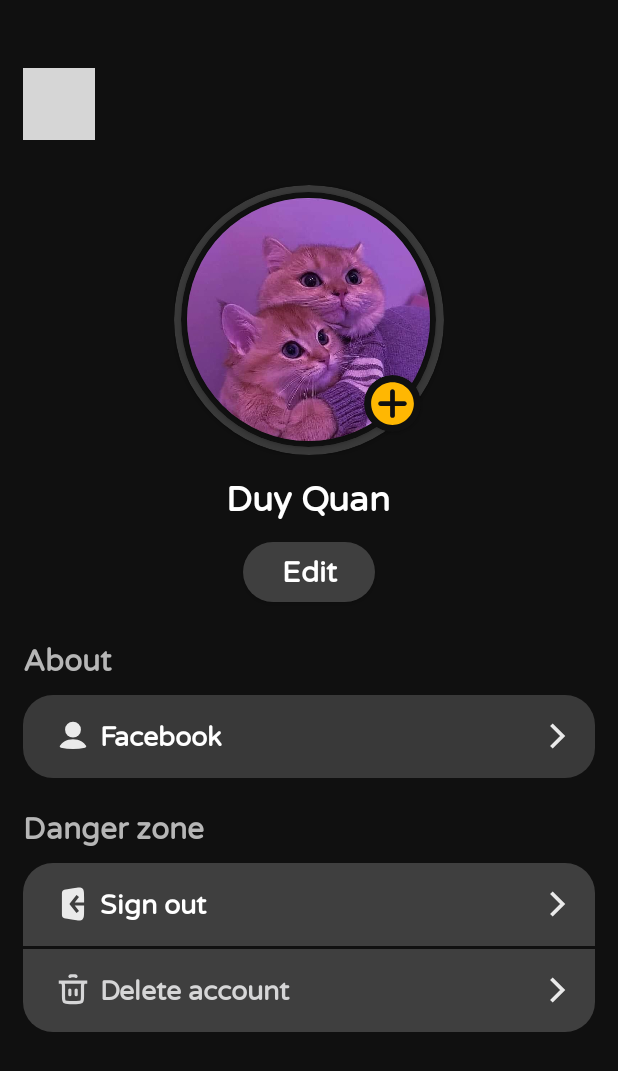
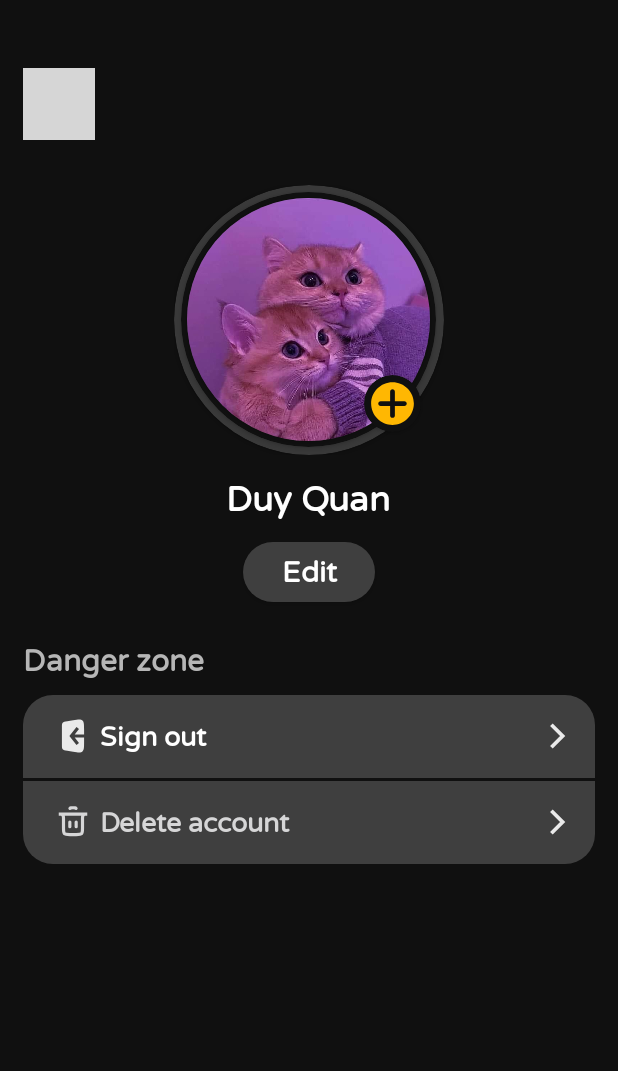
Before and after one commit to khongphaiduycuannn/Locket-Clone, an Android app: the layout fragment_profile.xml on its own in the app's theme, with its tools: preview values and no code run, on a phone screen of 412 x 824 dp. Shown: the top 1071 px of the screen. Run offline under Robolectric (Android 15) with nearby library versions, the phone set to English and light mode, and no system bars; grey boxes are pictures that could not be loaded.

Commit message:
remove some func

```diff
--- a/app/src/main/java/com/example/locketclone/ui/friends/FriendsFragment.java
+++ b/app/src/main/java/com/example/locketclone/ui/friends/FriendsFragment.java
@@ -102,7 +102,7 @@ public class FriendsFragment extends BaseFragment<FragmentFriendsBinding> {
                                 String firstName = (String) item.getData().get("firstName");
                                 String lastName = (String) item.getData().get("lastName");
                                 String username = firstName + " " + lastName;
-                                if (username.contains(nameSearch))
+                                if (username.contains(nameSearch) || item.getData().get("email").equals(nameSearch))
                                     friendSearch.add((String) item.getData().get("userId"));
                             }
 
--- a/app/src/main/java/com/example/locketclone/ui/history/HistoryFragment.java
+++ b/app/src/main/java/com/example/locketclone/ui/history/HistoryFragment.java
@@ -70,9 +70,9 @@ public class HistoryFragment extends BaseFragment<FragmentHistoryBinding> {
             historyViewModel.setCurrentPos(Math.round(allPixels / itemHeight));
         });
 
-        getBinding().toolbar.btnPostSetting.setOnClickListener(view -> {
-            showSettingDialog();
-        });
+//        getBinding().toolbar.btnPostSetting.setOnClickListener(view -> {
+//            showSettingDialog();
+//        });
 
         getBinding().toolbar.btnBack.setOnClickListener(view -> {
             Navigation.findNavController(getView()).popBackStack();
@@ -123,14 +123,14 @@ public class HistoryFragment extends BaseFragment<FragmentHistoryBinding> {
             recyclerListPost.setVisibility(View.VISIBLE);
             recyclerDetailPost.setVisibility(View.INVISIBLE);
             getBinding().bottomBar.setVisibility(View.INVISIBLE);
-            getBinding().toolbar.btnPostSetting.setVisibility(View.INVISIBLE);
+//            getBinding().toolbar.btnPostSetting.setVisibility(View.INVISIBLE);
         } else {
             fadeIn.setTarget(recyclerDetailPost);
             fadeOut.setTarget(recyclerListPost);
             recyclerListPost.setVisibility(View.INVISIBLE);
             recyclerDetailPost.setVisibility(View.VISIBLE);
             getBinding().bottomBar.setVisibility(View.VISIBLE);
-            getBinding().toolbar.btnPostSetting.setVisibility(View.VISIBLE);
+//            getBinding().toolbar.btnPostSetting.setVisibility(View.VISIBLE);
         }
         fadeIn.start();
         fadeOut.start();
--- a/app/src/main/res/layout/fragment_profile.xml
+++ b/app/src/main/res/layout/fragment_profile.xml
@@ -104,57 +104,6 @@
             android:textStyle="bold" />
 
         <LinearLayout
-            android:id="@+id/ln_about"
-            android:layout_width="match_parent"
-            android:layout_height="wrap_content"
-            android:layout_marginHorizontal="15dp"
-            android:layout_marginTop="20dp"
-            android:orientation="vertical">
-
-            <TextView
-                android:layout_width="match_parent"
-                android:layout_height="wrap_content"
-                android:layout_marginBottom="10dp"
-                android:fontFamily="@font/varela"
-                android:text="About"
-                android:textColor="#B6B6B6"
-                android:textSize="20sp"
-                android:textStyle="bold" />
-
-            <LinearLayout
-                android:id="@+id/btn_about_facebook"
-                android:layout_width="match_parent"
-                android:layout_height="55dp"
-                android:background="@drawable/bg_btn_change_email"
-                android:gravity="center"
-                android:orientation="horizontal"
-                android:paddingHorizontal="15dp"
-                android:paddingVertical="10dp">
-
-                <ImageView
-                    android:layout_width="25dp"
-                    android:layout_height="25dp"
-                    android:layout_margin="5dp"
-                    android:src="@drawable/ic_person" />
-
-                <TextView
-                    android:layout_width="0dp"
-                    android:layout_height="wrap_content"
-                    android:layout_weight="1"
-                    android:fontFamily="@font/varela"
-                    android:text="Facebook"
-                    android:textColor="#FFFFFF"
-                    android:textSize="18sp"
-                    android:textStyle="bold" />
-
-                <ImageView
-                    android:layout_width="20dp"
-                    android:layout_height="20dp"
-                    android:src="@drawable/ic_back_right" />
-            </LinearLayout>
-        </LinearLayout>
-
-        <LinearLayout
             android:id="@+id/ln_danger_zone"
             android:layout_width="match_parent"
             android:layout_height="wrap_content"
--- a/app/src/main/res/layout/layout_history_toolbar.xml
+++ b/app/src/main/res/layout/layout_history_toolbar.xml
@@ -37,12 +37,12 @@
 <!--            android:src="@drawable/ic_back_down" />-->
     </LinearLayout>
 
-    <ImageButton
-        android:id="@+id/btn_post_setting"
-        android:layout_width="48dp"
-        android:layout_height="48dp"
-        android:layout_gravity="end"
-        android:layout_marginHorizontal="15dp"
-        android:background="@android:color/transparent"
-        android:src="@drawable/ic_more" />
+<!--    <ImageButton-->
+<!--        android:id="@+id/btn_post_setting"-->
+<!--        android:layout_width="48dp"-->
+<!--        android:layout_height="48dp"-->
+<!--        android:layout_gravity="end"-->
+<!--        android:layout_marginHorizontal="15dp"-->
+<!--        android:background="@android:color/transparent"-->
+<!--        android:src="@drawable/ic_more" />-->
 </FrameLayout>
```
